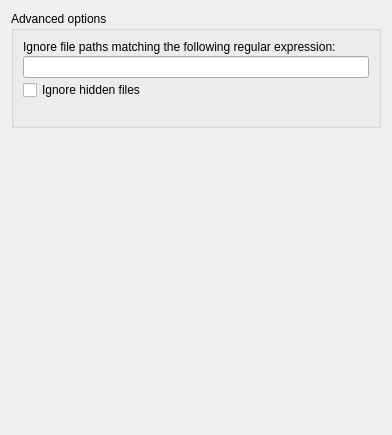
Qt form ui/options_advanced.ui (metabrainz/picard) before a commit.
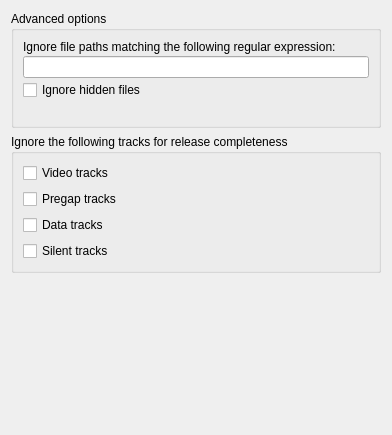
The same form after that commit.

Commit message:
Allow special track types to be ignored when checking release completeness.
Currently this will ignore video, pregap, data and silent tracks.
Fixes PICARD-514

```diff
--- a/ui/options_advanced.ui
+++ b/ui/options_advanced.ui
@@ -47,6 +47,46 @@
      </layout>
     </widget>
    </item>
+   <item>
+    <widget class="QGroupBox" name="groupBox_completeness">
+     <property name="title">
+      <string>Ignore the following tracks for release completeness</string>
+     </property>
+     <layout class="QVBoxLayout" name="verticalLayout_2">
+      <item>
+       <widget class="QCheckBox" name="completeness_ignore_videos">
+        <property name="text">
+         <string>Video tracks</string>
+        </property>
+       </widget>
+      </item>
+      <item>
+       <widget class="QCheckBox" name="completeness_ignore_pregap">
+        <property name="text">
+         <string>Pregap tracks</string>
+        </property>
+       </widget>
+      </item>
+      <item>
+       <widget class="QCheckBox" name="completeness_ignore_data">
+        <property name="text">
+         <string>Data tracks</string>
+        </property>
+        <property name="checkable">
+         <bool>true</bool>
+        </property>
+       </widget>
+      </item>
+      <item>
+       <widget class="QCheckBox" name="completeness_ignore_silence">
+        <property name="text">
+         <string>Silent tracks</string>
+        </property>
+       </widget>
+      </item>
+     </layout>
+    </widget>
+   </item>
    <item>
     <spacer>
      <property name="orientation">
```
The commit also changes 6 other files.
